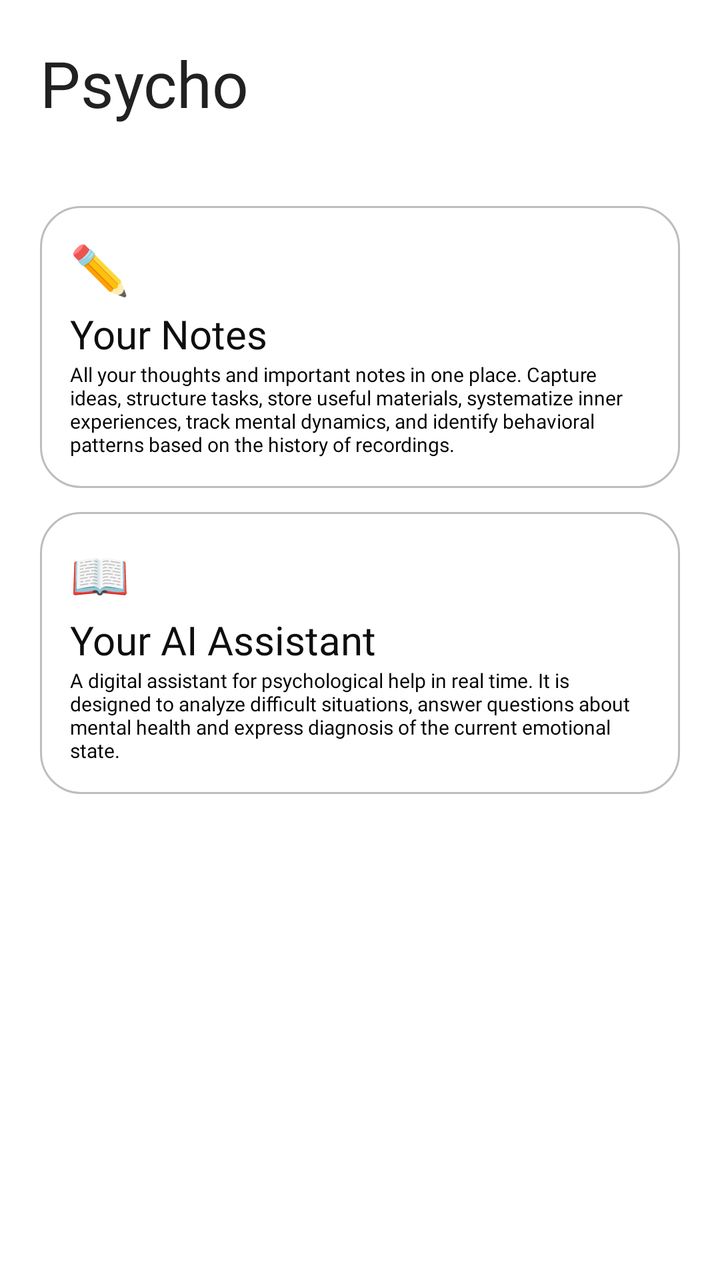
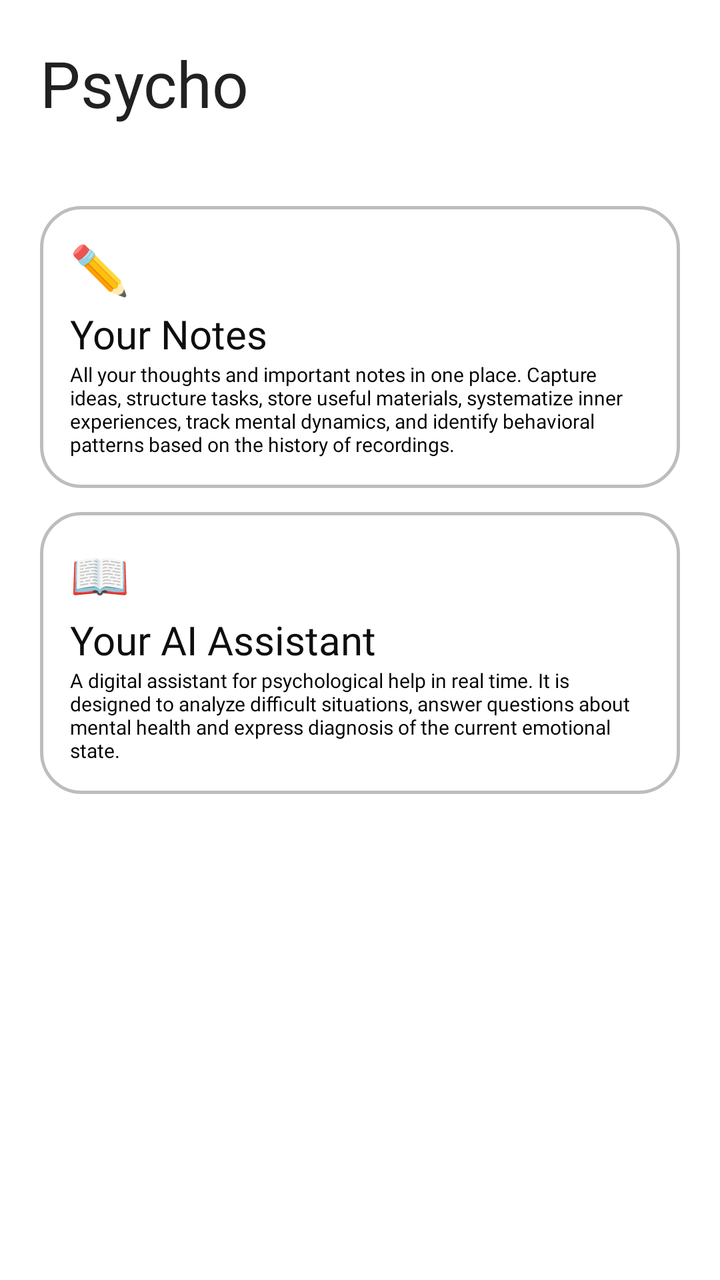

The first picture is an Android layout as it rendered before a commit; the second is the same layout after the commit. The layout source and the unified diff follow.
<!-- AndroidManifest.xml: application theme Theme.App.Starting -->
<!-- res/layout/main_activity.xml -->
<?xml version="1.0" encoding="utf-8"?>
<LinearLayout xmlns:android="http://schemas.android.com/apk/res/android"
    android:orientation="vertical"
    android:layout_width="match_parent"
    android:layout_height="match_parent">

    <TextView
        android:id="@+id/icon"
        android:layout_width="wrap_content"
        android:layout_height="wrap_content"
        android:textColor="@color/black"
        android:fontFamily="@font/coolvetica"
        android:text="Psycho"
        android:textSize="32dp"
        android:layout_marginLeft="20dp"
        android:layout_marginTop="20dp"/>
    
    <LinearLayout
        android:layout_marginTop="40dp"
        android:padding="15dp"
        android:layout_marginLeft="20dp"
        android:layout_marginRight="20dp"
        android:orientation="vertical"
        android:background="@drawable/round_block"
        android:layout_width="match_parent"
        android:layout_height="wrap_content">
        <TextView
            android:layout_width="wrap_content"
            android:layout_height="wrap_content"
            android:text="✏️"
            android:textSize="24dp"/>
        <TextView
            android:layout_marginTop="3dp"
            android:layout_width="wrap_content"
            android:layout_height="wrap_content"
            android:text="@string/yournotes"
            android:clickable="true"
            android:id="@+id/redirect_to_notes"
            android:textSize="20dp"
            android:textColor="@color/fullblack"
            android:fontFamily="@font/geistsemibold"/>
        <TextView
            android:layout_width="match_parent"
            android:layout_height="wrap_content"
            android:text="@string/noteopr"
            android:fontFamily="@font/geistmedium"
            android:textSize="10dp"/>
    </LinearLayout>
    <LinearLayout
        android:layout_marginTop="12dp"
        android:padding="15dp"
        android:layout_marginLeft="20dp"
        android:layout_marginRight="20dp"
        android:orientation="vertical"
        android:background="@drawable/round_block"
        android:layout_width="match_parent"
        android:layout_height="wrap_content">
        <TextView
            android:layout_width="wrap_content"
            android:layout_height="wrap_content"
            android:text="📖"
            android:textSize="24dp"/>
        <TextView
            android:layout_marginTop="3dp"
            android:layout_width="wrap_content"
            android:layout_height="wrap_content"
            android:text="@string/aiassist"
            android:textSize="20dp"
            android:textColor="@color/fullblack"
            android:fontFamily="@font/geistsemibold"/>
        <TextView
            android:layout_width="match_parent"
            android:layout_height="wrap_content"
            android:text="@string/aiopr"
            android:fontFamily="@font/geistmedium"
            android:textSize="10dp"/>
    </LinearLayout>
</LinearLayout>
<!-- resources referenced by this layout -->
<resources>
  <color name="black">#212121</color>
  <color name="fullblack">#0E0E0E</color>
  <!-- drawable round_block (drawable) -->
  <?xml version="1.0" encoding="utf-8"?>
  <shape xmlns:android="http://schemas.android.com/apk/res/android">
      <solid android:color="@color/background_color"></solid>
      <corners android:radius="20dp"></corners>
      <stroke android:width="1dp"
          android:color="@color/line_color"></stroke>
  </shape>
  <string name="aiassist">Your AI Assistant</string>
  <string name="aiopr">A digital assistant for psychological help in real time. It is designed to analyze difficult situations, answer questions about mental health and express diagnosis of the current emotional state.</string>
  <string name="noteopr">All your thoughts and important notes in one place. Capture ideas, structure tasks, store useful materials, systematize inner experiences, track mental dynamics, and identify behavioral patterns based on the history of recordings.</string>
  <string name="yournotes">Your Notes</string>
  <style name="Theme.App.Starting" parent="Theme.SplashScreen">
          <item name="windowSplashScreenBackground">@color/background_color</item>
          <item name="windowSplashScreenAnimatedIcon">@drawable/icon_app_psycho_svg</item>
          <item name="postSplashScreenTheme">@style/Theme.PsychoApp</item>
      </style>
  <color name="background_color">#FFFFFF</color>
  <color name="line_color">#BDBDBD</color>
  <!-- drawable icon_app_psycho_svg: vector/xml drawable (drawable, 4124 chars, omitted) -->
  <style name="Theme.PsychoApp" parent="Theme.AppCompat.Light.NoActionBar">
          <item name="android:statusBarColor">@color/fullblack</item>
          <item name="android:navigationBarColor">@color/fullblack</item>
          <item name="windowActionBar">false</item>
          <item name="windowNoTitle">true</item>
          <item name="colorControlActivated">@color/background_color</item>
          <item name="colorControlNormal">@color/black40</item>
          <item name="android:windowBackground">@color/background_color</item>
      </style>
  <color name="black40">#66000000</color>
</resources>

<!-- the commit's change to res/layout/main_activity.xml (unified diff, before → after) -->
@@ -14,8 +14,12 @@
         android:textSize="32dp"
         android:layout_marginLeft="20dp"
         android:layout_marginTop="20dp"/>
+
     
+
     <LinearLayout
+        android:id="@+id/yournotesbutton"
+        android:clickable="true"
         android:layout_marginTop="40dp"
         android:padding="15dp"
         android:layout_marginLeft="20dp"
@@ -34,8 +38,6 @@
             android:layout_width="wrap_content"
             android:layout_height="wrap_content"
             android:text="@string/yournotes"
-            android:clickable="true"
-            android:id="@+id/redirect_to_notes"
             android:textSize="20dp"
             android:textColor="@color/fullblack"
             android:fontFamily="@font/geistsemibold"/>
@@ -47,6 +49,8 @@
             android:textSize="10dp"/>
     </LinearLayout>
     <LinearLayout
+        android:id="@+id/youraiassisbutton"
+        android:clickable="true"
         android:layout_marginTop="12dp"
         android:padding="15dp"
         android:layout_marginLeft="20dp"
<!-- resource entries referenced after the edit -->
@@ -7,7 +7,7 @@
   <shape xmlns:android="http://schemas.android.com/apk/res/android">
       <solid android:color="@color/background_color"></solid>
       <corners android:radius="20dp"></corners>
-      <stroke android:width="1dp"
+      <stroke android:width="1.5dp"
           android:color="@color/line_color"></stroke>
   </shape>
   <string name="aiassist">Your AI Assistant</string>
